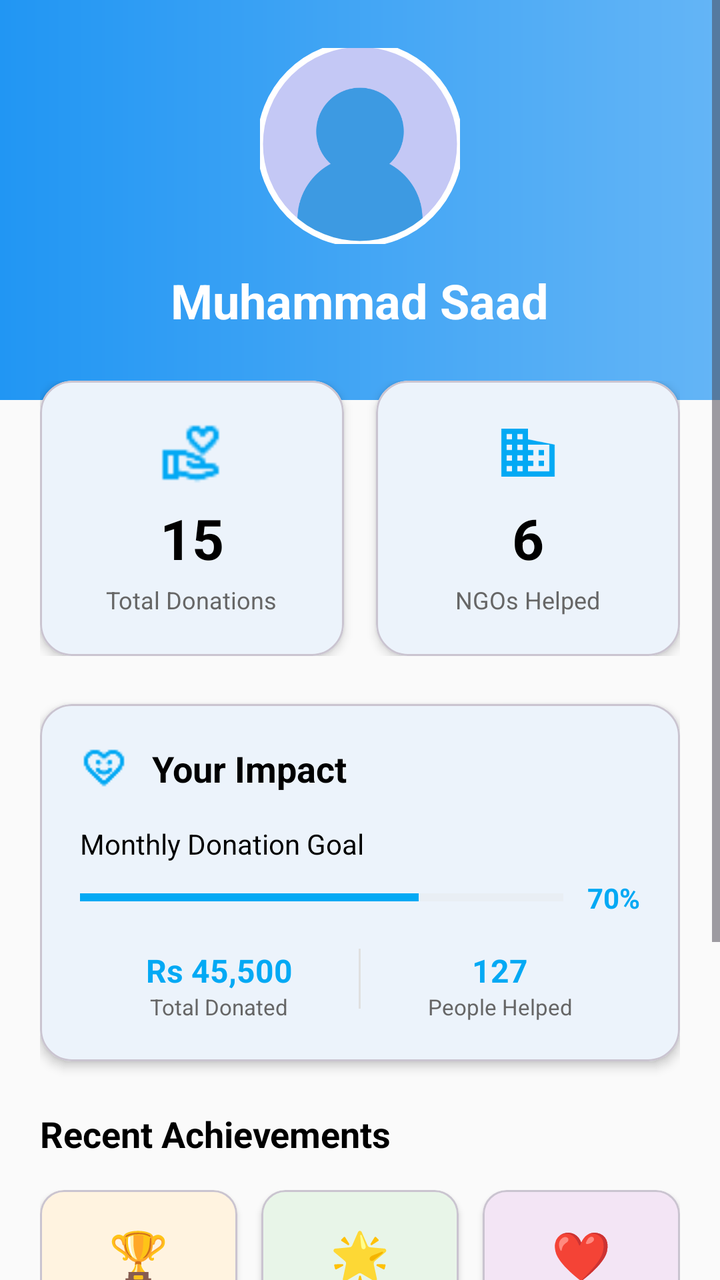
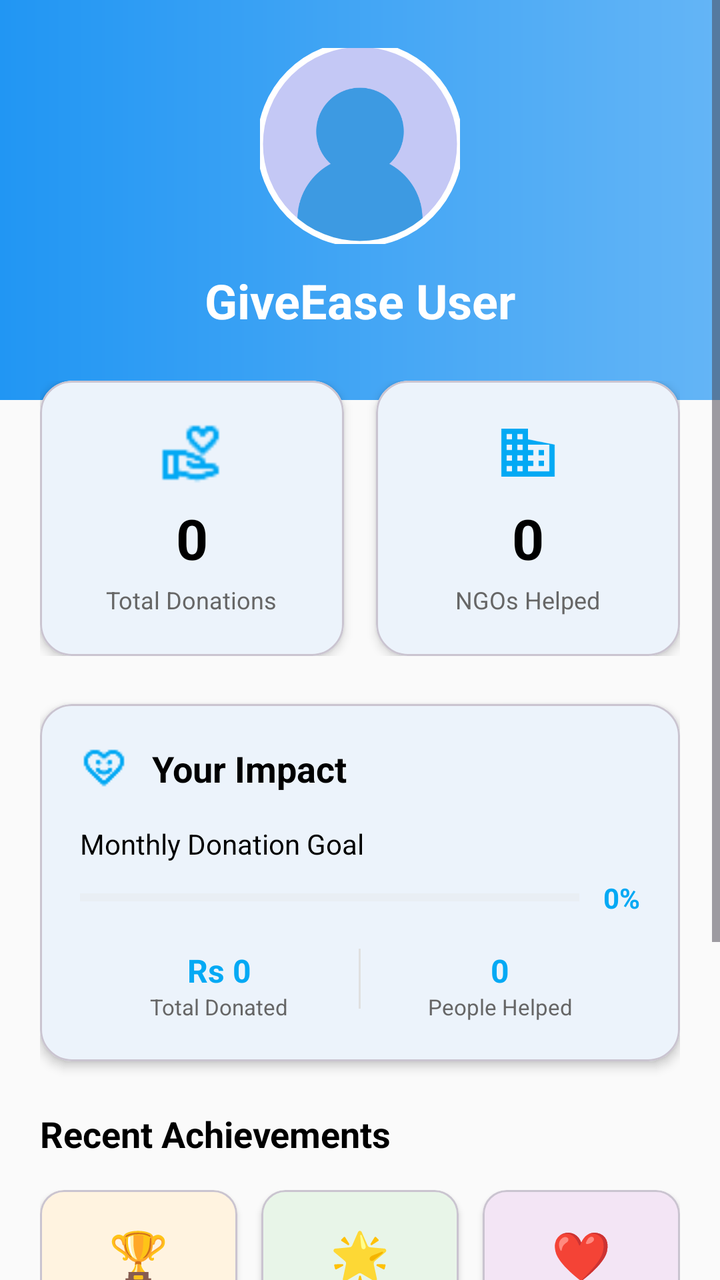

Compare the two renders of this Android layout. The source of the first and the diff that turns it into the second are given below.
<!-- AndroidManifest.xml: application theme Theme.GiveEase -->
<!-- res/layout/fragment_donor_profile.xml -->
<?xml version="1.0" encoding="utf-8"?>
<ScrollView xmlns:android="http://schemas.android.com/apk/res/android"
    xmlns:app="http://schemas.android.com/apk/res-auto"
    android:layout_width="match_parent"
    android:layout_height="match_parent"
    android:background="@color/background"
    android:fillViewport="true">

    <LinearLayout
        android:layout_width="match_parent"
        android:layout_height="wrap_content"
        android:orientation="vertical">

        <RelativeLayout
            android:layout_width="match_parent"
            android:layout_height="200dp"
            android:background="@drawable/profile_header_gradient">

            <LinearLayout
                android:layout_width="match_parent"
                android:layout_height="wrap_content"
                android:orientation="vertical"
                android:gravity="center"
                android:layout_centerInParent="true"
                android:padding="24dp">

                <com.google.android.material.imageview.ShapeableImageView
                    android:id="@+id/imgProfile"
                    android:layout_width="100dp"
                    android:layout_height="100dp"
                    android:src="@drawable/sample_profile"
                    android:scaleType="centerCrop"
                    app:shapeAppearanceOverlay="@style/CircleImageView"
                    app:strokeColor="@android:color/white"
                    app:strokeWidth="3dp"
                    android:layout_marginBottom="12dp" />

                <TextView
                    android:id="@+id/tvDonorName"
                    android:layout_width="wrap_content"
                    android:layout_height="wrap_content"
                    android:text="Muhammad Saad"
                    android:textSize="24sp"
                    android:textColor="@android:color/white"
                    android:textStyle="bold"
                    android:layout_marginBottom="4dp" />

                <TextView
                    android:id="@+id/tvDonorEmail"
                    android:layout_width="wrap_content"
                    android:layout_height="wrap_content"
                    android:text="saad@example.com"
                    android:textColor="@android:color/white"
                    android:textSize="16sp"
                    android:alpha="0.9"
                    android:layout_marginBottom="8dp" />

                <LinearLayout
                    android:layout_width="wrap_content"
                    android:layout_height="wrap_content"
                    android:orientation="horizontal">

                    <TextView
                        android:layout_width="wrap_content"
                        android:layout_height="wrap_content"
                        android:text="⭐ Top Donor"
                        android:background="@drawable/white_badge_background"
                        android:paddingHorizontal="12dp"
                        android:paddingVertical="6dp"
                        android:textSize="12sp"
                        android:textStyle="bold"
                        android:textColor="@color/secondary"
                        android:layout_marginEnd="8dp" />

                    <TextView
                        android:layout_width="wrap_content"
                        android:layout_height="wrap_content"
                        android:text="🏆 5 Years"
                        android:background="@drawable/white_badge_background"
                        android:paddingHorizontal="12dp"
                        android:paddingVertical="6dp"
                        android:textSize="12sp"
                        android:textStyle="bold"
                        android:textColor="@color/secondary" />
                </LinearLayout>
            </LinearLayout>
        </RelativeLayout>

        <LinearLayout
            android:layout_width="match_parent"
            android:layout_height="wrap_content"
            android:orientation="vertical"
            android:padding="20dp"
            android:layout_marginTop="-30dp">

            <LinearLayout
                android:layout_width="match_parent"
                android:layout_height="wrap_content"
                android:orientation="horizontal"
                android:layout_marginBottom="24dp">

                <com.google.android.material.card.MaterialCardView
                    android:layout_width="0dp"
                    android:layout_height="wrap_content"
                    android:layout_weight="1"
                    android:layout_marginEnd="8dp"
                    app:cardCornerRadius="16dp"
                    app:cardElevation="3dp"
                    app:cardBackgroundColor="@android:color/white">

                    <LinearLayout
                        android:layout_width="match_parent"
                        android:layout_height="wrap_content"
                        android:orientation="vertical"
                        android:padding="20dp"
                        android:gravity="center">

                        <ImageView
                            android:layout_width="32dp"
                            android:layout_height="32dp"
                            android:src="@drawable/ic_donation"
                            app:tint="@color/secondary"
                            android:layout_marginBottom="8dp" />

                        <TextView
                            android:id="@+id/tvTotalDonations"
                            android:layout_width="wrap_content"
                            android:layout_height="wrap_content"
                            android:text="15"
                            android:textSize="28sp"
                            android:textStyle="bold"
                            android:textColor="@android:color/black"
                            android:layout_marginBottom="4dp" />

                        <TextView
                            android:layout_width="wrap_content"
                            android:layout_height="wrap_content"
                            android:text="Total Donations"
                            android:textColor="#666666"
                            android:textSize="12sp"
                            android:gravity="center" />
                    </LinearLayout>
                </com.google.android.material.card.MaterialCardView>

                <com.google.android.material.card.MaterialCardView
                    android:layout_width="0dp"
                    android:layout_height="wrap_content"
                    android:layout_weight="1"
                    android:layout_marginStart="8dp"
                    app:cardCornerRadius="16dp"
                    app:cardElevation="3dp"
                    app:cardBackgroundColor="@android:color/white">

                    <LinearLayout
                        android:layout_width="match_parent"
                        android:layout_height="wrap_content"
                        android:orientation="vertical"
                        android:padding="20dp"
                        android:gravity="center">

                        <ImageView
                            android:layout_width="32dp"
                            android:layout_height="32dp"
                            android:src="@drawable/ic_organization"
                            app:tint="@color/secondary"
                            android:layout_marginBottom="8dp" />

                        <TextView
                            android:id="@+id/tvNGOsSupported"
                            android:layout_width="wrap_content"
                            android:layout_height="wrap_content"
                            android:text="6"
                            android:textSize="28sp"
                            android:textStyle="bold"
                            android:textColor="@android:color/black"
                            android:layout_marginBottom="4dp" />

                        <TextView
                            android:layout_width="wrap_content"
                            android:layout_height="wrap_content"
                            android:text="NGOs Helped"
                            android:textColor="#666666"
                            android:textSize="12sp"
                            android:gravity="center" />
                    </LinearLayout>
                </com.google.android.material.card.MaterialCardView>
            </LinearLayout>

            <com.google.android.material.card.MaterialCardView
                android:layout_width="match_parent"
                android:layout_height="wrap_content"
                android:layout_marginBottom="24dp"
                app:cardCornerRadius="16dp"
                app:cardElevation="3dp"
                app:cardBackgroundColor="@android:color/white">

                <LinearLayout
                    android:layout_width="match_parent"
                    android:layout_height="wrap_content"
                    android:orientation="vertical"
                    android:padding="20dp">

                    <LinearLayout
                        android:layout_width="match_parent"
                        android:layout_height="wrap_content"
                        android:orientation="horizontal"
                        android:gravity="center_vertical"
                        android:layout_marginBottom="16dp">

                        <ImageView
                            android:layout_width="24dp"
                            android:layout_height="24dp"
                            android:src="@drawable/ic_heart"
                            app:tint="@color/secondary" />

                        <TextView
                            android:layout_width="wrap_content"
                            android:layout_height="wrap_content"
                            android:text="Your Impact"
                            android:textSize="18sp"
                            android:textStyle="bold"
                            android:textColor="@android:color/black"
                            android:layout_marginStart="12dp" />
                    </LinearLayout>

                    <TextView
                        android:layout_width="wrap_content"
                        android:layout_height="wrap_content"
                        android:text="Monthly Donation Goal"
                        android:textSize="14sp"
                        android:textColor="@android:color/black"
                        android:layout_marginBottom="8dp" />

                    <LinearLayout
                        android:layout_width="match_parent"
                        android:layout_height="wrap_content"
                        android:orientation="horizontal"
                        android:gravity="center_vertical"
                        android:layout_marginBottom="16dp">

                        <ProgressBar
                            android:id="@+id/progressDonationGoal"
                            style="?android:attr/progressBarStyleHorizontal"
                            android:layout_width="0dp"
                            android:layout_height="8dp"
                            android:layout_weight="1"
                            android:progress="70"
                            android:progressTint="@color/secondary"
                            android:progressBackgroundTint="#E0E0E0" />

                        <TextView
                            android:id="@+id/tvProgressPercent"
                            android:layout_width="wrap_content"
                            android:layout_height="wrap_content"
                            android:text="70%"
                            android:layout_marginStart="12dp"
                            android:textColor="@color/secondary"
                            android:textStyle="bold" />
                    </LinearLayout>

                    <LinearLayout
                        android:layout_width="match_parent"
                        android:layout_height="wrap_content"
                        android:orientation="horizontal">

                        <LinearLayout
                            android:layout_width="0dp"
                            android:layout_height="wrap_content"
                            android:layout_weight="1"
                            android:orientation="vertical"
                            android:gravity="center">

                            <TextView
                                android:id="@+id/tvTotalAmount"
                                android:layout_width="wrap_content"
                                android:layout_height="wrap_content"
                                android:text="Rs 45,500"
                                android:textSize="16sp"
                                android:textStyle="bold"
                                android:textColor="@color/secondary" />

                            <TextView
                                android:layout_width="wrap_content"
                                android:layout_height="wrap_content"
                                android:text="Total Donated"
                                android:textSize="11sp"
                                android:textColor="#666666" />
                        </LinearLayout>

                        <View
                            android:layout_width="1dp"
                            android:layout_height="30dp"
                            android:background="#E0E0E0" />

                        <LinearLayout
                            android:layout_width="0dp"
                            android:layout_height="wrap_content"
                            android:layout_weight="1"
                            android:orientation="vertical"
                            android:gravity="center">

                            <TextView
                                android:id="@+id/tvPeopleHelped"
                                android:layout_width="wrap_content"
                                android:layout_height="wrap_content"
                                android:text="127"
                                android:textSize="16sp"
                                android:textStyle="bold"
                                android:textColor="@color/secondary" />

                            <TextView
                                android:layout_width="wrap_content"
                                android:layout_height="wrap_content"
                                android:text="People Helped"
                                android:textSize="11sp"
                                android:textColor="#666666" />
                        </LinearLayout>
                    </LinearLayout>
                </LinearLayout>
            </com.google.android.material.card.MaterialCardView>

            <TextView
                android:layout_width="wrap_content"
                android:layout_height="wrap_content"
                android:text="Recent Achievements"
                android:textSize="18sp"
                android:textStyle="bold"
                android:textColor="@android:color/black"
                android:layout_marginBottom="16dp" />

            <LinearLayout
                android:layout_width="match_parent"
                android:layout_height="wrap_content"
                android:orientation="horizontal"
                android:layout_marginBottom="32dp">

                <com.google.android.material.card.MaterialCardView
                    android:layout_width="0dp"
                    android:layout_height="wrap_content"
                    android:layout_weight="1"
                    android:layout_marginEnd="8dp"
                    app:cardCornerRadius="12dp"
                    app:cardElevation="2dp"
                    app:cardBackgroundColor="#FFF3E0">

                    <LinearLayout
                        android:layout_width="match_parent"
                        android:layout_height="wrap_content"
                        android:orientation="vertical"
                        android:padding="16dp"
                        android:gravity="center">

                        <TextView
                            android:layout_width="wrap_content"
                            android:layout_height="wrap_content"
                            android:text="🏆"
                            android:textSize="24sp"
                            android:layout_marginBottom="4dp" />

                        <TextView
                            android:layout_width="wrap_content"
                            android:layout_height="wrap_content"
                            android:text="Generous Heart"
                            android:textSize="12sp"
                            android:textStyle="bold"
                            android:textColor="@android:color/holo_orange_dark"
                            android:gravity="center" />
                    </LinearLayout>
                </com.google.android.material.card.MaterialCardView>

                <com.google.android.material.card.MaterialCardView
                    android:layout_width="0dp"
                    android:layout_height="wrap_content"
                    android:layout_weight="1"
                    android:layout_marginStart="4dp"
                    android:layout_marginEnd="4dp"
                    app:cardCornerRadius="12dp"
                    app:cardElevation="2dp"
                    app:cardBackgroundColor="#E8F5E8">

                    <LinearLayout
                        android:layout_width="match_parent"
                        android:layout_height="wrap_content"
                        android:orientation="vertical"
                        android:padding="16dp"
                        android:gravity="center">

                        <TextView
                            android:layout_width="wrap_content"
                            android:layout_height="wrap_content"
                            android:text="🌟"
                            android:textSize="24sp"
                            android:layout_marginBottom="4dp" />

                        <TextView
                            android:layout_width="wrap_content"
                            android:layout_height="wrap_content"
                            android:text="Monthly Star"
                            android:textSize="12sp"
                            android:textStyle="bold"
                            android:textColor="@android:color/holo_green_dark"
                            android:gravity="center" />
                    </LinearLayout>
                </com.google.android.material.card.MaterialCardView>

                <com.google.android.material.card.MaterialCardView
                    android:layout_width="0dp"
                    android:layout_height="wrap_content"
                    android:layout_weight="1"
                    android:layout_marginStart="8dp"
                    app:cardCornerRadius="12dp"
                    app:cardElevation="2dp"
                    app:cardBackgroundColor="#F3E5F5">

                    <LinearLayout
                        android:layout_width="match_parent"
                        android:layout_height="wrap_content"
                        android:orientation="vertical"
                        android:padding="16dp"
                        android:gravity="center">

                        <TextView
                            android:layout_width="wrap_content"
                            android:layout_height="wrap_content"
                            android:text="❤️"
                            android:textSize="24sp"
                            android:layout_marginBottom="4dp" />

                        <TextView
                            android:layout_width="wrap_content"
                            android:layout_height="wrap_content"
                            android:text="Compassionate"
                            android:textSize="12sp"
                            android:textStyle="bold"
                            android:textColor="@android:color/holo_purple"
                            android:gravity="center" />
                    </LinearLayout>
                </com.google.android.material.card.MaterialCardView>
            </LinearLayout>

            <LinearLayout
                android:layout_width="match_parent"
                android:layout_height="wrap_content"
                android:orientation="vertical">

                <LinearLayout
                    android:layout_width="match_parent"
                    android:layout_height="wrap_content"
                    android:orientation="horizontal"
                    android:layout_marginBottom="12dp">

                    <com.google.android.material.button.MaterialButton
                        android:id="@+id/btnDonationHistory"
                        android:layout_width="0dp"
                        android:layout_height="56dp"
                        android:layout_weight="1"
                        android:text="View History"
                        android:textSize="14sp"
                        app:icon="@drawable/ic_history"
                        app:iconGravity="start"
                        app:cornerRadius="28dp"
                        android:layout_marginEnd="8dp"
                        android:backgroundTint="@color/secondary"
                        style="@style/Widget.Material3.Button" />

                    <com.google.android.material.button.MaterialButton
                        android:id="@+id/btnMyCampaigns"
                        android:layout_width="0dp"
                        android:layout_height="56dp"
                        android:layout_weight="1"
                        android:text="My Campaigns"
                        android:textSize="14sp"
                        app:icon="@drawable/ic_campaign"
                        app:iconGravity="start"
                        app:cornerRadius="28dp"
                        android:layout_marginStart="8dp"
                        app:strokeColor="@color/secondary"
                        app:strokeWidth="2dp"
                        android:textColor="@color/secondary"
                        android:backgroundTint="@android:color/transparent"
                        style="@style/Widget.Material3.Button.OutlinedButton" />
                </LinearLayout>

                <com.google.android.material.button.MaterialButton
                    android:id="@+id/btnGoToSettings"
                    android:layout_width="match_parent"
                    android:layout_height="56dp"
                    android:text="Settings"
                    android:textSize="14sp"
                    app:icon="@drawable/ic_settings"
                    app:iconGravity="start"
                    app:cornerRadius="28dp"
                    app:strokeColor="@color/secondary"
                    app:strokeWidth="2dp"
                    android:textColor="@color/secondary"
                    android:backgroundTint="@android:color/transparent"
                    style="@style/Widget.Material3.Button.OutlinedButton" />
            </LinearLayout>
        </LinearLayout>
    </LinearLayout>
</ScrollView>
<!-- resources referenced by this layout -->
<resources>
  <color name="background">#FAFAFA</color>
  <color name="secondary">#03A9F4</color>
  <!-- drawable ic_campaign (drawable) -->
  <vector xmlns:android="http://schemas.android.com/apk/res/android"
      android:width="24dp"
      android:height="24dp"
      android:viewportWidth="24"
      android:viewportHeight="24">
      <path
          android:fillColor="#FF000000"
          android:pathData="M12,2l3.09,6.26L22,9.27l-5,4.87 1.18,6.88L12,17.77l-6.18,3.25L7,14.14 2,9.27l6.91,-1.01L12,2zM12,15.4l3.76,2.27 -1,-4.28 3.32,-2.88 -4.38,-0.38L12,6.1l-1.71,4.04 -4.38,0.38 3.32,2.88 -1,4.28L12,15.4z"/>
  </vector>
  <!-- drawable ic_donation: png bitmap (drawable, 513 bytes) -->
  <!-- drawable ic_heart: png bitmap (drawable, 512 bytes) -->
  <!-- drawable ic_history: png bitmap (drawable, 413 bytes) -->
  <!-- drawable ic_organization (drawable) -->
  <vector xmlns:android="http://schemas.android.com/apk/res/android"
      android:width="24dp"
      android:height="24dp"
      android:viewportWidth="24"
      android:viewportHeight="24">
      <path
          android:fillColor="#FF000000"
          android:pathData="M12,7L12,3L2,3v18h20L22,9L12,7zM6,19L4,19v-2h2v2zM6,15L4,15v-2h2v2zM6,11L4,11L4,9h2v2zM6,7L4,7L4,5h2v2zM10,19L8,19v-2h2v2zM10,15L8,15v-2h2v2zM10,11L8,11L8,9h2v2zM10,7L8,7L8,5h2v2zM20,19h-8v-2h2v-2h-2v-2h2v-2h-2L12,9h8v10zM18,11h-2v2h2v-2zM18,15h-2v2h2v-2z"/>
  </vector>
  <!-- drawable ic_settings: png bitmap (drawable, 585 bytes) -->
  <!-- drawable profile_header_gradient (drawable) -->
  <?xml version="1.0" encoding="utf-8"?>
  <shape xmlns:android="http://schemas.android.com/apk/res/android">
      <gradient
          android:startColor="#2196F3"
          android:endColor="#64B5F6"
          android:angle="0"/>
  </shape>
  <!-- drawable sample_profile: png bitmap (drawable, 19645 bytes) -->
  <!-- drawable white_badge_background (drawable) -->
  <shape xmlns:android="http://schemas.android.com/apk/res/android">
      <solid android:color="@android:color/white" />
      <corners android:radius="16dp" />
      <stroke android:width="1dp" android:color="#E0E0E0" />
  </shape>
  <style name="CircleImageView" parent="">
          <item name="cornerFamily">rounded</item>
          <item name="cornerSize">50%</item>
      </style>
  <style name="Theme.GiveEase" parent="Theme.Material3.Light.NoActionBar">
          
          <item name="colorPrimary">@color/primary_blue</item>
          <item name="colorOnPrimary">@color/white</item>
          <item name="colorSecondary">@color/teal_200</item>
          <item name="colorOnSecondary">@color/black</item>
  
          
          <item name="android:windowBackground">@color/background</item>
          <item name="colorSurface">@color/surface</item>
          <item name="colorOnSurface">@color/onSurface</item>
          <item name="colorOnBackground">@color/onBackground</item>
  
          
          <item name="android:statusBarColor" tools:targetApi="l">?attr/colorPrimary</item>
  
      </style>
  <color name="primary_blue">#1976D2</color>
  <color name="white">#FFFFFFFF</color>
  <color name="teal_200">#FF03DAC5</color>
  <color name="black">#FF000000</color>
  <color name="surface">#FFFFFF</color>
  <color name="onSurface">#212121</color>
  <color name="onBackground">#212121</color>
</resources>

<!-- the commit's change to res/layout/fragment_donor_profile.xml (unified diff, before → after) -->
@@ -39,7 +39,7 @@
                     android:id="@+id/tvDonorName"
                     android:layout_width="wrap_content"
                     android:layout_height="wrap_content"
-                    android:text="Muhammad Saad"
+                    android:text="GiveEase User"
                     android:textSize="24sp"
                     android:textColor="@android:color/white"
                     android:textStyle="bold"
@@ -126,7 +126,7 @@
                             android:id="@+id/tvTotalDonations"
                             android:layout_width="wrap_content"
                             android:layout_height="wrap_content"
-                            android:text="15"
+                            android:text="0"
                             android:textSize="28sp"
                             android:textStyle="bold"
                             android:textColor="@android:color/black"
@@ -169,7 +169,7 @@
                             android:id="@+id/tvNGOsSupported"
                             android:layout_width="wrap_content"
                             android:layout_height="wrap_content"
-                            android:text="6"
+                            android:text="0"
                             android:textSize="28sp"
                             android:textStyle="bold"
                             android:textColor="@android:color/black"
@@ -244,7 +244,7 @@
                             android:layout_width="0dp"
                             android:layout_height="8dp"
                             android:layout_weight="1"
-                            android:progress="70"
+                            android:progress="0"
                             android:progressTint="@color/secondary"
                             android:progressBackgroundTint="#E0E0E0" />
 
@@ -252,7 +252,7 @@
                             android:id="@+id/tvProgressPercent"
                             android:layout_width="wrap_content"
                             android:layout_height="wrap_content"
-                            android:text="70%"
+                            android:text="0%"
                             android:layout_marginStart="12dp"
                             android:textColor="@color/secondary"
                             android:textStyle="bold" />
@@ -274,7 +274,7 @@
                                 android:id="@+id/tvTotalAmount"
                                 android:layout_width="wrap_content"
                                 android:layout_height="wrap_content"
-                                android:text="Rs 45,500"
+                                android:text="Rs 0"
                                 android:textSize="16sp"
                                 android:textStyle="bold"
                                 android:textColor="@color/secondary" />
@@ -303,7 +303,7 @@
                                 android:id="@+id/tvPeopleHelped"
                                 android:layout_width="wrap_content"
                                 android:layout_height="wrap_content"
-                                android:text="127"
+                                android:text="0"
                                 android:textSize="16sp"
                                 android:textStyle="bold"
                                 android:textColor="@color/secondary" />
